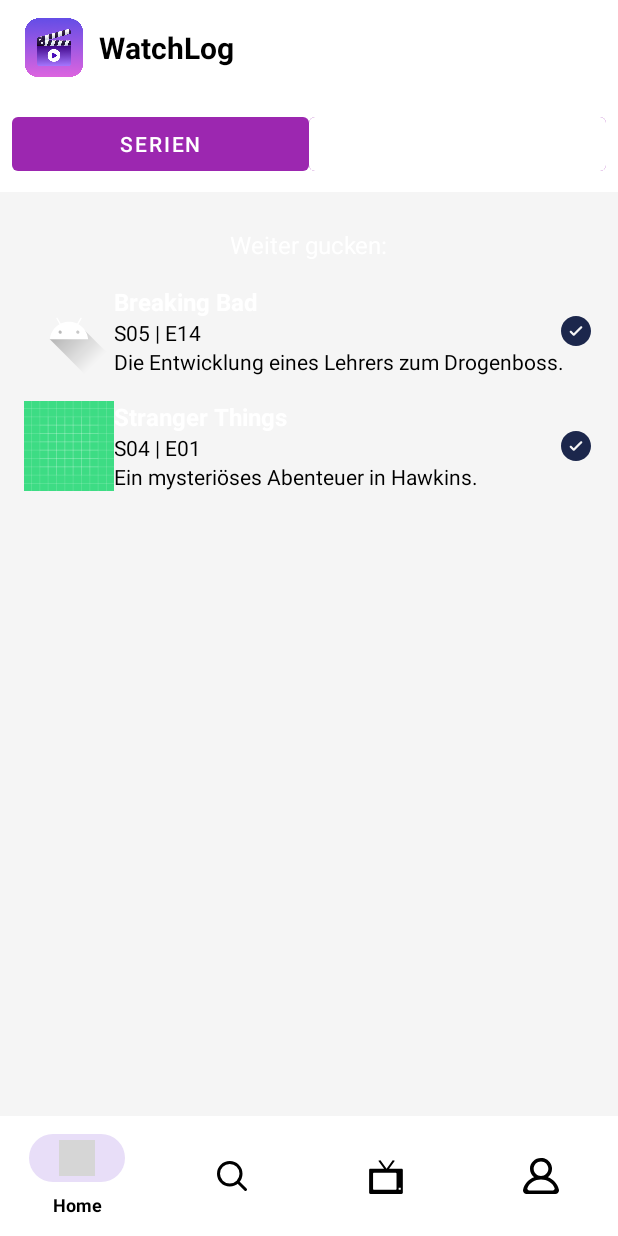
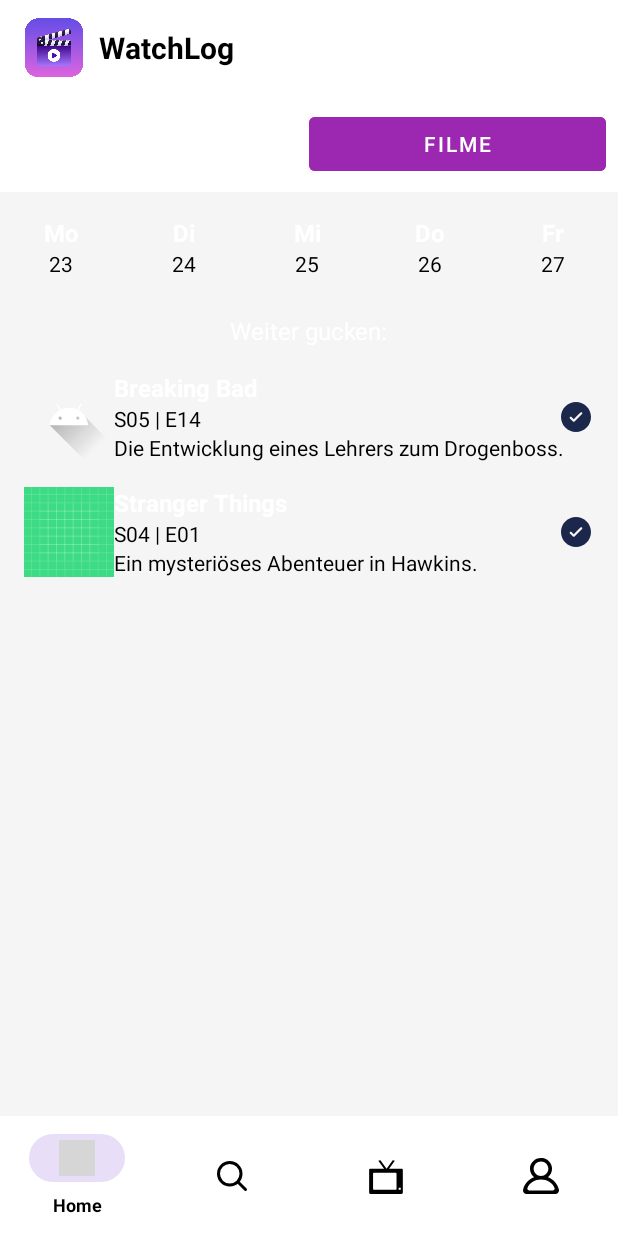
Before and after one commit to NimaWoods/WatchLog, an Android app: the screen it shows after launch (MainActivity), on a phone screen of 412 x 824 dp. Run offline under Robolectric (Android 15) with nearby library versions, the phone set to English and light mode, and no system bars; our stand-ins replace navigation-ui; grey boxes are pictures that could not be loaded.

Commit message:
Too tired to write descriptive message

```diff
--- a/app/src/main/java/com/nimawoods/watchlog/ui/HomeFragment.kt
+++ b/app/src/main/java/com/nimawoods/watchlog/ui/HomeFragment.kt
@@ -1,16 +1,22 @@
 package com.nimawoods.watchlog.ui
 
+import android.content.Context
+import android.graphics.Rect
 import android.os.Bundle
+import android.util.TypedValue
 import android.view.LayoutInflater
 import android.view.View
 import android.view.ViewGroup
 import android.widget.Button
 import androidx.core.content.ContextCompat
 import androidx.fragment.app.Fragment
+import androidx.recyclerview.widget.GridLayoutManager
 import androidx.recyclerview.widget.LinearLayoutManager
 import androidx.recyclerview.widget.RecyclerView
 import com.nimawoods.watchlog.R
+import com.nimawoods.watchlog.adapter.CalendarAdapter
 import com.nimawoods.watchlog.adapter.WatchlistAdapter
+import com.nimawoods.watchlog.models.CalendarItem
 import com.nimawoods.watchlog.models.WatchlistItem
 
 class HomeFragment : Fragment() {
@@ -18,17 +24,42 @@ class HomeFragment : Fragment() {
     private lateinit var btnFilme: Button
     private lateinit var btnSerien: Button
     private lateinit var watchlistAdapter: WatchlistAdapter
-    private var isFilmeSelected = false
+    private var isFilmeSelected = true
 
     override fun onCreateView(
         inflater: LayoutInflater, container: ViewGroup?,
         savedInstanceState: Bundle?
-    ): View? {
+    ): View {
         val view = inflater.inflate(R.layout.fragment_home, container, false)
 
         btnFilme = view.findViewById(R.id.btn_filme)
         btnSerien = view.findViewById(R.id.btn_serien)
 
+        val calendarItems = listOf(
+            CalendarItem("Mo", "23"),
+            CalendarItem("Di", "24"),
+            CalendarItem("Mi", "25"),
+            CalendarItem("Do", "26"),
+            CalendarItem("Fr", "27")
+        )
+
+        val calendarRecyclerView = view.findViewById<RecyclerView>(R.id.calendar_recycler)
+        val gridLayoutManager = GridLayoutManager(requireContext(), calendarItems.size)
+        calendarRecyclerView.layoutManager = gridLayoutManager
+        calendarRecyclerView.adapter = CalendarAdapter(calendarItems) { selectedItem ->
+            println("Selected: ${selectedItem.date}")
+        }
+
+        calendarRecyclerView.layoutManager = LinearLayoutManager(
+            requireContext(),
+            LinearLayoutManager.HORIZONTAL,
+            false
+        )
+
+        // Abstand zwischen Items hinzufügen
+        calendarRecyclerView.addItemDecoration(HorizontalSpaceItemDecoration(requireContext()))
+
+        val watchlistRecycler: RecyclerView = view.findViewById(R.id.watchlist_recycler)
         val watchlistItemsFilme = listOf(
             WatchlistItem("Inception", "Movie", "Ein spannender Traum in einem Traum.", R.drawable.ic_launcher_foreground, isWatched = false),
             WatchlistItem("Titanic", "Movie", "Ein episches Liebesdrama auf hoher See.", R.drawable.ic_launcher_background, isWatched = true)
@@ -46,13 +77,6 @@ class HomeFragment : Fragment() {
         watchlistRecyclerView.layoutManager = LinearLayoutManager(requireContext())
         watchlistRecyclerView.adapter = watchlistAdapter
 
-        btnFilme.setBackgroundTintList(ContextCompat.getColorStateList(requireContext(), R.color.front))
-        btnSerien.setBackgroundTintList(ContextCompat.getColorStateList(requireContext(), R.color.purple))
-
-        // Set initial list to Serien
-        watchlistAdapter.updateList(watchlistItemsSerien)
-
-        // Button click listeners
         btnFilme.setOnClickListener {
             if (!isFilmeSelected) {
                 isFilmeSelected = true
@@ -81,4 +105,14 @@ class HomeFragment : Fragment() {
             btnFilme.setBackgroundTintList(ContextCompat.getColorStateList(requireContext(), R.color.front))
         }
     }
+
+    private class HorizontalSpaceItemDecoration(context: Context) : RecyclerView.ItemDecoration() {
+        private val spaceWidth: Int = TypedValue.applyDimension(
+            TypedValue.COMPLEX_UNIT_DIP, 0f, context.resources.displayMetrics
+        ).toInt()
+
+        override fun getItemOffsets(outRect: Rect, view: View, parent: RecyclerView, state: RecyclerView.State) {
+            outRect.right = spaceWidth
+        }
+    }
 }
```
